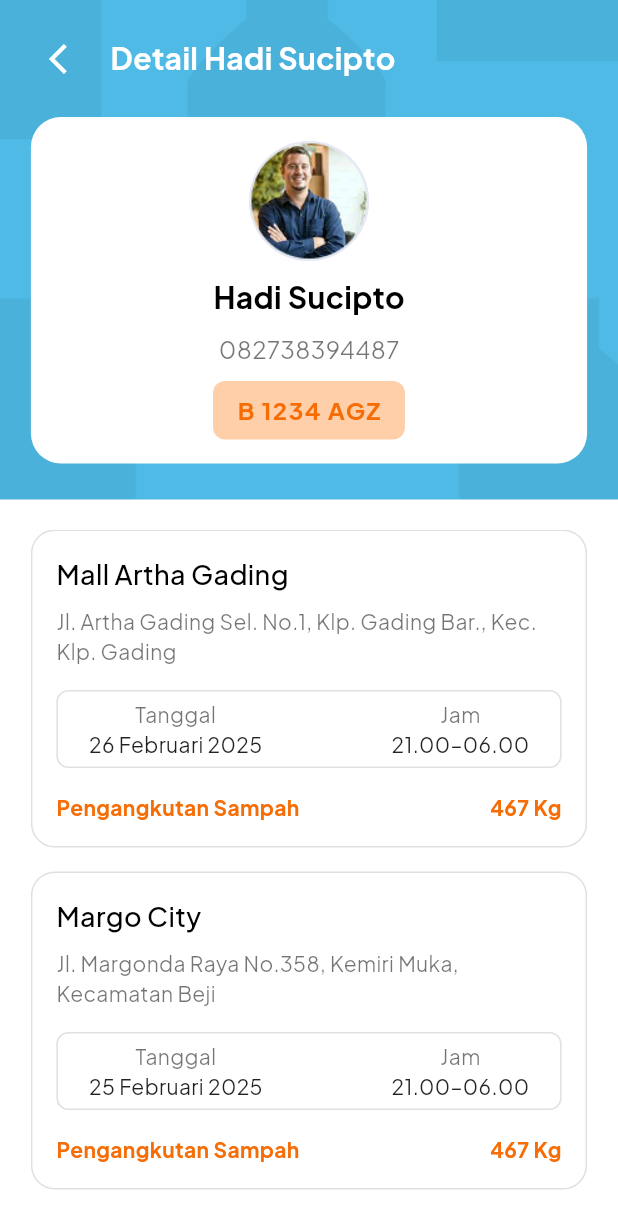
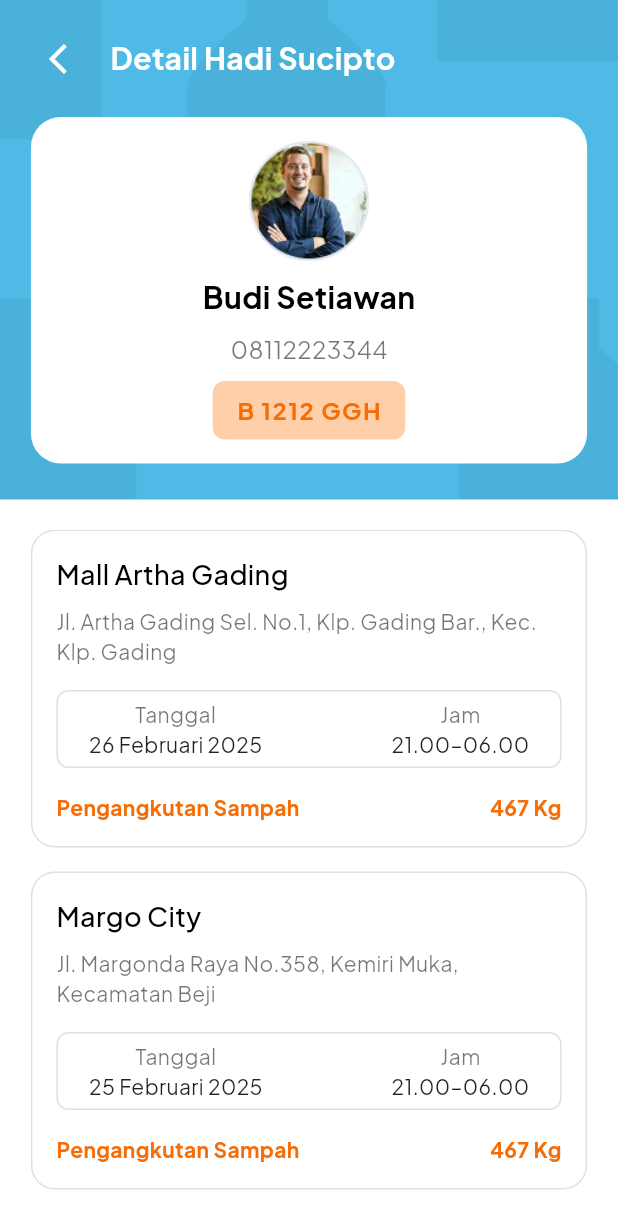
Before and after one commit to azzahrarinaldi/bersihku-app, a Flutter app: the DetailDataSupirScreen screen opened by its route, on a phone screen of 412 x 824 dp. Shown: the top 1229 px of the screen. Run offline on Flutter 3.47's test engine with Material 3 defaults, Android fonts, the phone set to English and light mode, and no system bars; our stand-ins replace get, image_picker, loading_indicator, shared_preferences; accounts and stored records are empty.

Commit message:
fixing profile data supir with getX

```diff
--- /dev/null
+++ b/lib/controllers/data_supir_profile_controller.dart
@@ -0,0 +1,48 @@
+import 'package:get/get.dart';
+import '../models/data_supir_profile_model.dart';
+// import 'package:cloud_firestore/cloud_firestore.dart'; // Aktifkan kalau pakai Firestore
+
+class DataSupirProfileController extends GetxController {
+  var supirList = <DataSupirProfileModel>[].obs;
+
+  @override
+  void onInit() {
+    super.onInit();
+    loadDummyData();
+    // fetchSupirFromFirestore(); // kalau udah setup Firebase
+  }
+
+  // Dummy data dulu
+  void loadDummyData() {
+    supirList.value = [
+      DataSupirProfileModel(
+        name: 'Budi Setiawan',
+        vehicle: 'B 1212 GGH',
+        userWhatsApp: '08112223344',
+      ),
+      DataSupirProfileModel(
+        name: 'Siti Aminah',
+        vehicle: 'D 3344 BBA',
+        userWhatsApp: '08998877665',
+      ),
+    ];
+  }
+
+  // ini di pakai nanti jika sudah memakai Firestore
+  // void fetchSupirFromFirestore() async {
+  //   final snapshot = await FirebaseFirestore.instance.collection('supir_profiles').get();
+  //   supirList.value = snapshot.docs.map((doc) {
+  //     return DataSupirProfileModel.fromMap(doc.data());
+  //   }).toList();
+  // }
+
+  void addSupir(DataSupirProfileModel supir) {
+    supirList.add(supir);
+    // FirebaseFirestore.instance.collection('supir_profiles').add(supir.toMap());
+  }
+
+  void removeSupir(int index) {
+    supirList.removeAt(index);
+    // Untuk hapus dari Firebase, kamu perlu simpan ID dokumen juga
+  }
+}
--- /dev/null
+++ b/lib/models/data_supir_profile_model.dart
@@ -0,0 +1,27 @@
+class DataSupirProfileModel {
+  final String name;
+  final String userWhatsApp;
+  final String vehicle;
+
+  DataSupirProfileModel({
+    required this.name,
+    required this.vehicle,
+    required this.userWhatsApp,
+  });
+
+  factory DataSupirProfileModel.fromMap(Map<String, dynamic> map) {
+    return DataSupirProfileModel(
+      name: map['name'] ?? '',
+      vehicle: map['PlateNumber'] ?? '',
+      userWhatsApp: map ['whatsApp']
+    );
+  }
+
+  Map<String, dynamic> toMap() {
+    return {
+      'name': name,
+      'PlateNumber': vehicle,
+      'whatsApp': userWhatsApp,
+    };
+  }
+}
--- a/lib/ui/admin-front/history-admin/admin_history_screen.dart
+++ b/lib/ui/admin-front/history-admin/admin_history_screen.dart
@@ -26,7 +26,7 @@ class AdminHistoryScreen extends StatelessWidget {
 
   @override
   Widget build(BuildContext context) {
-     final   historyAdminController = Get.put(HistoryAdminController());
+    final historyAdminController = Get.put(HistoryAdminController());
     Size size = MediaQuery.of(context).size;
     double screenWidth = size.width;
 
--- a/lib/ui/admin-front/home-admin/detail-data-supir/components/data_supir_profile.dart
+++ b/lib/ui/admin-front/home-admin/detail-data-supir/components/data_supir_profile.dart
@@ -1,8 +1,11 @@
+import 'package:bersihku/models/data_supir_profile_model.dart';
 import 'package:flutter/material.dart';
 import 'package:bersihku/const.dart';
 
 class DataSupirProfile extends StatelessWidget {
-  const DataSupirProfile({super.key});
+  final DataSupirProfileModel supir;
+
+  const DataSupirProfile({super.key, required this.supir});
 
   @override
   Widget build(BuildContext context) {
@@ -21,18 +24,18 @@ class DataSupirProfile extends StatelessWidget {
             backgroundImage: AssetImage('assets/images/profile-laporan-img.png'),
           ),
           const SizedBox(height: 10),
-          const Text(
-            'Hadi Sucipto',
-            style: TextStyle(
+          Text(
+            supir.name,
+            style: const TextStyle(
               fontSize: 20,
               fontWeight: FontWeight.bold,
               color: Colors.black
             ),
           ),
           const SizedBox(height: 8),
-          const Text(
-            '082738394487',
-            style: TextStyle(
+          Text(
+            supir.userWhatsApp,
+            style: const TextStyle(
               fontSize: 16,
               color: Colors.black54,
             ),
@@ -44,9 +47,9 @@ class DataSupirProfile extends StatelessWidget {
               color: const Color(0xFFFFCFAA),
               borderRadius: BorderRadius.circular(8),
             ),
-            child: const Text(
-              'B 1234 AGZ',
-              style: TextStyle(
+            child: Text(
+              supir.vehicle,
+              style: const TextStyle(
                 color: textSecondary,
                 fontWeight: FontWeight.bold,
                 fontSize: 16,
--- a/lib/ui/admin-front/home-admin/detail-data-supir/detail_data_supir_screen.dart
+++ b/lib/ui/admin-front/home-admin/detail-data-supir/detail_data_supir_screen.dart
@@ -1,4 +1,5 @@
 import 'package:bersihku/controllers/detail_data_supir_controller.dart';
+import 'package:bersihku/controllers/data_supir_profile_controller.dart'; // Import controller untuk data profile
 import 'package:bersihku/ui/admin-front/home-admin/detail-data-supir/components/data_supir_header.dart';
 import 'package:bersihku/ui/admin-front/home-admin/detail-data-supir/components/data_supir_profile.dart';
 import 'package:bersihku/ui/admin-front/home-admin/detail-data-supir/components/laporan_item.dart';
@@ -14,8 +15,9 @@ class DetailDataSupirScreen extends StatelessWidget {
     Size size = MediaQuery.of(context).size;
     double screenWidth = size.width;
 
-    final controller = Get.find<DetailDataSupirController>();
-
+    // Ambil controller untuk detail data supir dan data profile supir
+     final controller = Get.put(DetailDataSupirController());
+    final profileController = Get.put(DataSupirProfileController());
     return Scaffold(
       backgroundColor: primaryColor,
       body: Container(
@@ -32,7 +34,14 @@ class DetailDataSupirScreen extends StatelessWidget {
               const DataSupirHeader(),
               Padding(
                 padding: EdgeInsets.symmetric(horizontal: screenWidth * 0.05),
-                child: const DataSupirProfile(),
+                child: Obx(() {
+                  // Pastikan ada data supir yang bisa ditampilkan dari profileController
+                  if (profileController.supirList.isEmpty) {
+                    return const Center(child: Text('Tidak ada data supir.'));
+                  }
+                  // Menampilkan profile pertama dari supir
+                  return DataSupirProfile(supir: profileController.supirList[0]);
+                }),
               ),
               const SizedBox(height: 24),
               Expanded(
--- a/lib/ui/admin-front/home-admin/home-screen-admin/components/card_menu.dart
+++ b/lib/ui/admin-front/home-admin/home-screen-admin/components/card_menu.dart
@@ -52,7 +52,7 @@ class CardMenu extends StatelessWidget {
                   ),
                   child: Text(
                     buttonText,
-                    style: const TextStyle(fontWeight: FontWeight.bold, color: primaryColor),
+                    style: const TextStyle(fontWeight: FontWeight.bold, color: primaryColor, fontSize: 12),
                   ),
                 ),
               ],
```
Also changed, not shown: lib/ui/admin-front/home-admin/home-screen-admin/components/riwayat_card.dart (+34 -11 lines), 4 other files.
